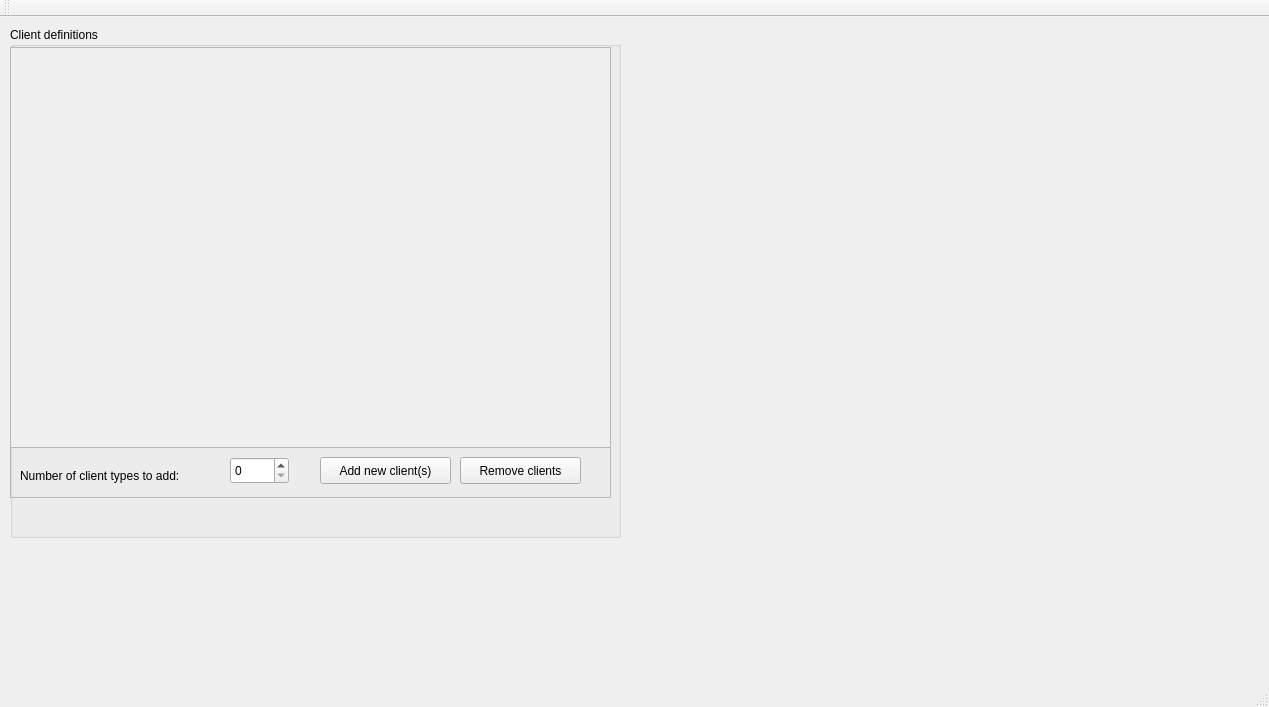
Qt form GUI/mainwindow.ui (Chiru/NVE_Simulation) before a commit.
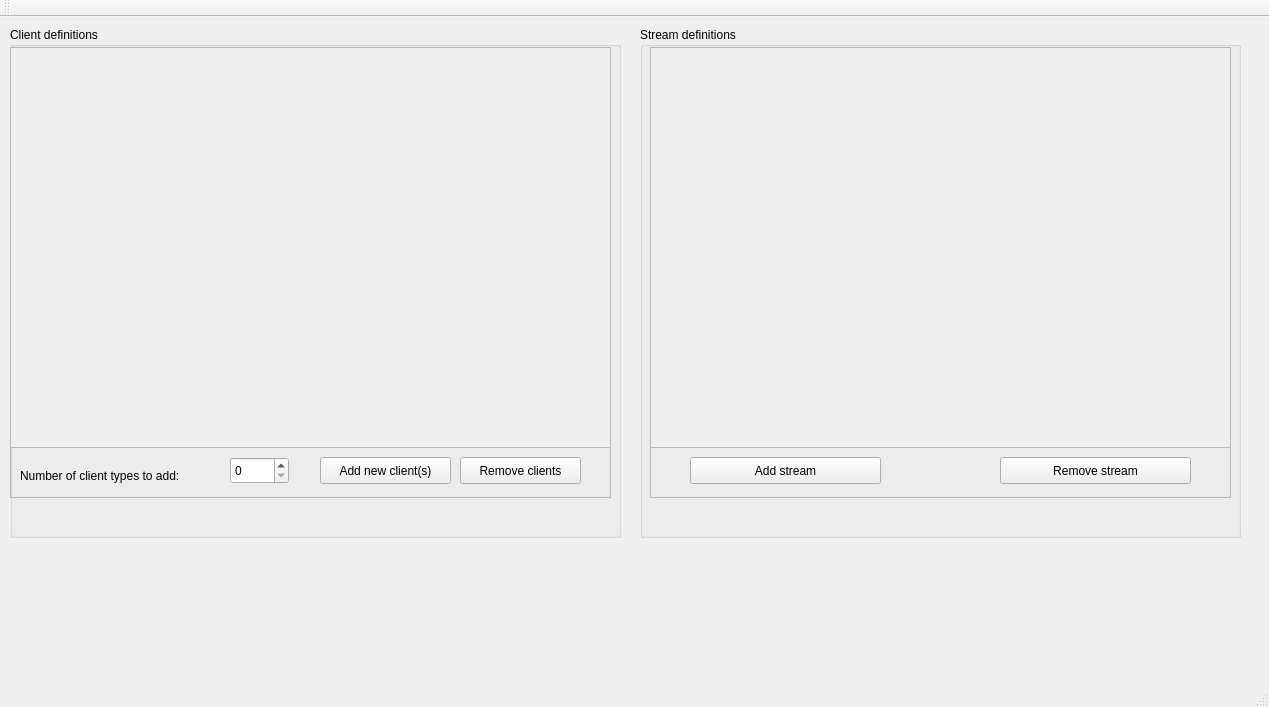
The same form after that commit.

Commit message: Added a scroll area for streams. Also basic stream configuration functionality added.

What changed in the file:
```diff
--- a/GUI/mainwindow.ui
+++ b/GUI/mainwindow.ui
@@ -124,6 +124,84 @@
      </widget>
     </widget>
    </widget>
+   <widget class="QGroupBox" name="streamsGroupBox">
+    <property name="geometry">
+     <rect>
+      <x>640</x>
+      <y>10</y>
+      <width>601</width>
+      <height>511</height>
+     </rect>
+    </property>
+    <property name="title">
+     <string>Stream definitions</string>
+    </property>
+    <widget class="QScrollArea" name="streamsScrollArea">
+     <property name="geometry">
+      <rect>
+       <x>10</x>
+       <y>20</y>
+       <width>581</width>
+       <height>401</height>
+      </rect>
+     </property>
+     <property name="widgetResizable">
+      <bool>true</bool>
+     </property>
+     <widget class="QWidget" name="scrollAreaWidgetContents_2">
+      <property name="geometry">
+       <rect>
+        <x>0</x>
+        <y>0</y>
+        <width>579</width>
+        <height>399</height>
+       </rect>
+      </property>
+     </widget>
+    </widget>
+    <widget class="QFrame" name="streamFrame">
+     <property name="geometry">
+      <rect>
+       <x>10</x>
+       <y>420</y>
+       <width>581</width>
+       <height>51</height>
+      </rect>
+     </property>
+     <property name="frameShape">
+      <enum>QFrame::StyledPanel</enum>
+     </property>
+     <property name="frameShadow">
+      <enum>QFrame::Raised</enum>
+     </property>
+     <widget class="QPushButton" name="removeStreamButton">
+      <property name="geometry">
+       <rect>
+        <x>350</x>
+        <y>10</y>
+        <width>191</width>
+        <height>27</height>
+       </rect>
+      </property>
+      <property name="text">
+       <string>Remove stream</string>
+      </property>
+     </widget>
+     <widget class="QPushButton" name="addStreamButton">
+      <property name="geometry">
+       <rect>
+        <x>40</x>
+        <y>10</y>
+        <width>191</width>
+        <height>27</height>
+       </rect>
+      </property>
+      <property name="text">
+       <string>Add stream</string>
+      </property>
+     </widget>
+    </widget>
+   </widget>
   </widget>
   <widget class="QMenuBar" name="menuBar">
    <property name="geometry">
```
The commit also changes 5 other files.
